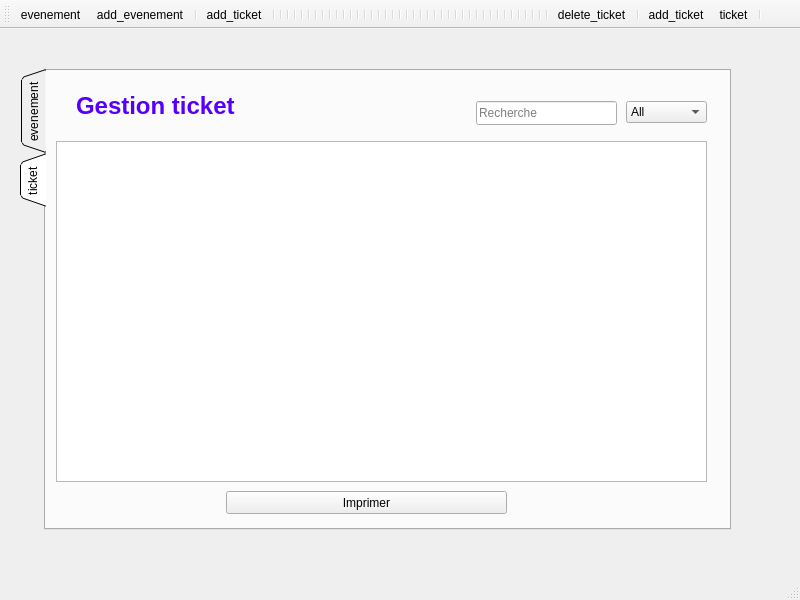
ramy25bh3/Pastry_Plus, file gestion_eventicket.ui: the form before one commit.
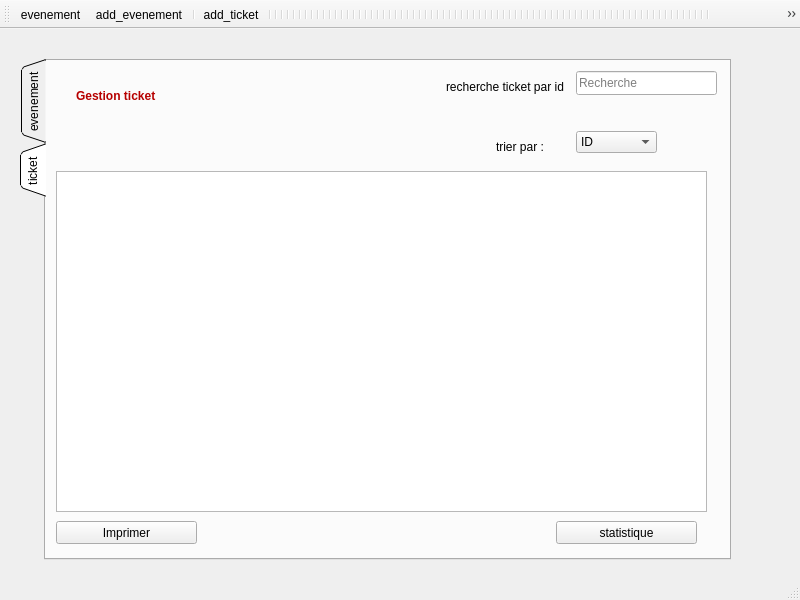
The form after the commit. The open tabs and pages were chosen to show the change. Icons and pictures are not drawn.

Commit message: ajout stats

Patch:
```diff
--- a/gestion_eventicket.ui
+++ b/gestion_eventicket.ui
@@ -18,9 +18,9 @@
     <property name="geometry">
      <rect>
       <x>20</x>
-      <y>40</y>
+      <y>30</y>
       <width>711</width>
-      <height>461</height>
+      <height>501</height>
      </rect>
     </property>
     <property name="tabPosition">
@@ -77,19 +77,6 @@
        <bool>false</bool>
       </attribute>
      </widget>
-     <widget class="QLabel" name="label">
-      <property name="geometry">
-       <rect>
-        <x>20</x>
-        <y>20</y>
-        <width>261</width>
-        <height>31</height>
-       </rect>
-      </property>
-      <property name="text">
-       <string>&lt;html&gt;&lt;head/&gt;&lt;body&gt;&lt;p&gt;&lt;span style=&quot; font-size:18pt; font-weight:600; color:#5500ff;&quot;&gt;Gestion evenement&lt;/span&gt;&lt;/p&gt;&lt;/body&gt;&lt;/html&gt;</string>
-      </property>
-     </widget>
      <widget class="QComboBox" name="evenement_sel_col">
       <property name="geometry">
        <rect>
@@ -124,7 +111,7 @@
       <property name="geometry">
        <rect>
         <x>10</x>
-        <y>70</y>
+        <y>110</y>
         <width>651</width>
         <height>341</height>
        </rect>
@@ -144,23 +131,26 @@
        <rect>
         <x>30</x>
         <y>20</y>
-        <width>211</width>
+        <width>101</width>
         <height>31</height>
        </rect>
       </property>
       <property name="text">
-       <string>&lt;html&gt;&lt;head/&gt;&lt;body&gt;&lt;p&gt;&lt;span style=&quot; font-size:18pt; font-weight:600; color:#5500ff;&quot;&gt;Gestion ticket&lt;/span&gt;&lt;/p&gt;&lt;/body&gt;&lt;/html&gt;</string>
+       <string>&lt;html&gt;&lt;head/&gt;&lt;body&gt;&lt;p&gt;&lt;span style=&quot; font-size:9pt; font-weight:600; color:#b60000;&quot;&gt;Gestion ticket&lt;/span&gt;&lt;/p&gt;&lt;/body&gt;&lt;/html&gt;</string>
       </property>
      </widget>
      <widget class="QLineEdit" name="rech_ticket">
       <property name="geometry">
        <rect>
-        <x>430</x>
-        <y>30</y>
+        <x>530</x>
+        <y>10</y>
         <width>141</width>
         <height>24</height>
        </rect>
       </property>
+      <property name="text">
+       <string/>
+      </property>
       <property name="placeholderText">
        <string>Recherche</string>
       </property>
@@ -171,17 +161,12 @@
      <widget class="QComboBox" name="ticket_sel_col">
       <property name="geometry">
        <rect>
-        <x>580</x>
-        <y>30</y>
+        <x>530</x>
+        <y>70</y>
         <width>81</width>
         <height>22</height>
        </rect>
       </property>
-      <item>
-       <property name="text">
-        <string>All</string>
-       </property>
-      </item>
       <item>
        <property name="text">
         <string>ID</string>
@@ -196,9 +181,9 @@
      <widget class="QPushButton" name="pushButton_2">
       <property name="geometry">
        <rect>
-        <x>180</x>
-        <y>420</y>
-        <width>281</width>
+        <x>10</x>
+        <y>460</y>
+        <width>141</width>
         <height>23</height>
        </rect>
       </property>
@@ -206,6 +191,45 @@
        <string>Imprimer</string>
       </property>
      </widget>
+     <widget class="QPushButton" name="pushButton_3">
+      <property name="geometry">
+       <rect>
+        <x>510</x>
+        <y>460</y>
+        <width>141</width>
+        <height>23</height>
+       </rect>
+      </property>
+      <property name="text">
+       <string>statistique</string>
+      </property>
+     </widget>
+     <widget class="QLabel" name="label">
+      <property name="geometry">
+       <rect>
+        <x>400</x>
+        <y>10</y>
+        <width>121</width>
+        <height>31</height>
+       </rect>
+      </property>
+      <property name="text">
+       <string>recherche ticket par id :</string>
+      </property>
+     </widget>
+     <widget class="QLabel" name="label_6">
+      <property name="geometry">
+       <rect>
+        <x>450</x>
+        <y>70</y>
+        <width>61</width>
+        <height>31</height>
+       </rect>
+      </property>
+      <property name="text">
+       <string>trier par :</string>
+      </property>
+     </widget>
     </widget>
    </widget>
   </widget>
@@ -274,11 +298,54 @@
    <addaction name="separator"/>
    <addaction name="separator"/>
    <addaction name="separator"/>
+   <addaction name="separator"/>
+   <addaction name="separator"/>
+   <addaction name="separator"/>
+   <addaction name="separator"/>
+   <addaction name="separator"/>
+   <addaction name="separator"/>
+   <addaction name="separator"/>
+   <addaction name="separator"/>
+   <addaction name="separator"/>
+   <addaction name="separator"/>
+   <addaction name="separator"/>
+   <addaction name="separator"/>
+   <addaction name="separator"/>
+   <addaction name="separator"/>
+   <addaction name="separator"/>
+   <addaction name="separator"/>
+   <addaction name="separator"/>
+   <addaction name="separator"/>
+   <addaction name="separator"/>
+   <addaction name="separator"/>
+   <addaction name="separator"/>
+   <addaction name="separator"/>
+   <addaction name="separator"/>
+   <addaction name="separator"/>
+   <addaction name="separator"/>
+   <addaction name="separator"/>
+   <addaction name="separator"/>
+   <addaction name="separator"/>
+   <addaction name="separator"/>
+   <addaction name="separator"/>
+   <addaction name="separator"/>
+   <addaction name="separator"/>
+   <addaction name="separator"/>
+   <addaction name="separator"/>
+   <addaction name="separator"/>
+   <addaction name="separator"/>
+   <addaction name="separator"/>
+   <addaction name="separator"/>
+   <addaction name="separator"/>
+   <addaction name="separator"/>
+   <addaction name="separator"/>
+   <addaction name="separator"/>
+   <addaction name="separator"/>
    <addaction name="actiondelete_ticket"/>
    <addaction name="separator"/>
    <addaction name="actionadd_ticket"/>
+   <addaction name="separator"/>
    <addaction name="actionticket"/>
-   <addaction name="separator"/>
   </widget>
   <action name="actionadd_evenement">
    <property name="icon">
```
Left out of the diff: 56 changed lines with no effect on the pictures. The commit also changes 1 other file.
